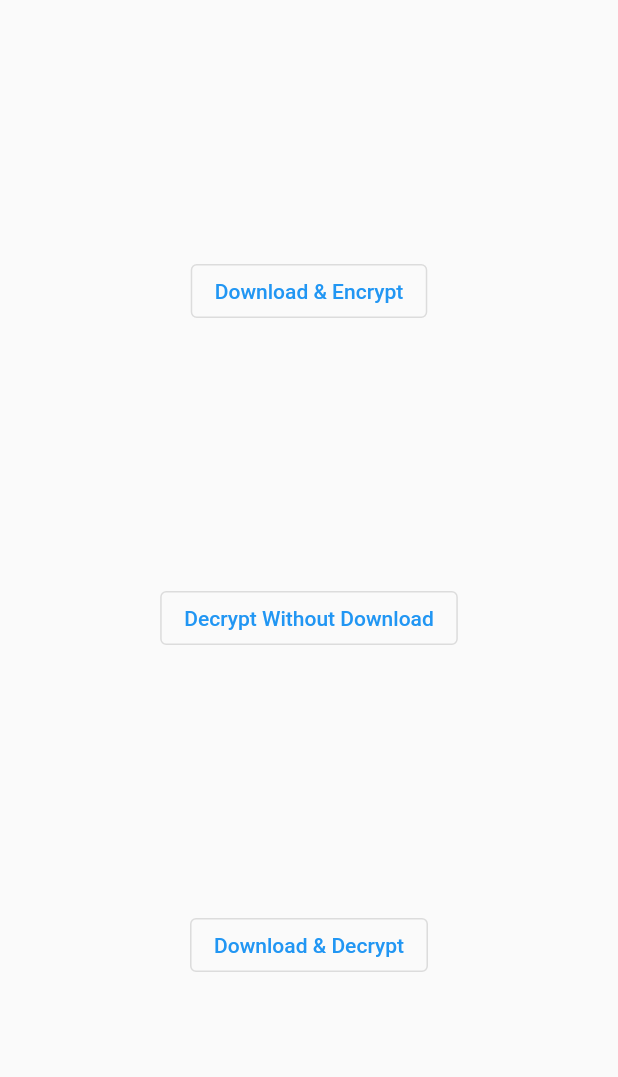
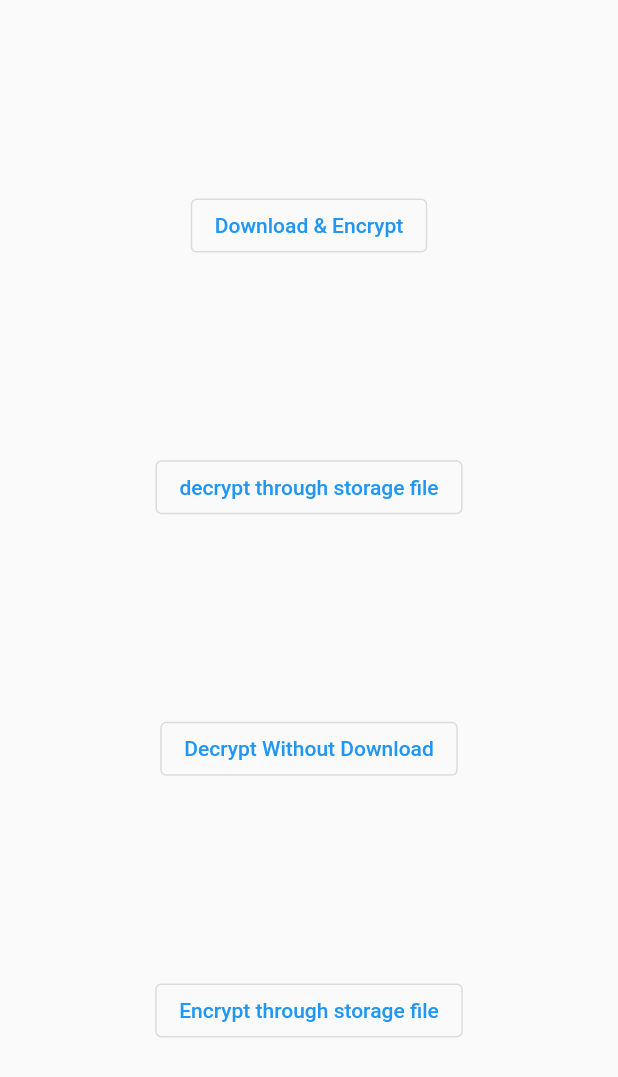
Before and after one commit to Abhay987/pdf-file_encryption_and_decryption-using-flutter, a Flutter app: the screen it shows after launch, after a tap on "Decrypt Without Download", on a phone screen of 412 x 824 dp. Shown: the top 1077 px of the screen. Run offline on Flutter 3.47's test engine with Material 2 defaults, Android fonts, the phone set to English and light mode, and no system bars; our stand-ins replace permission_handler; missing offline and left inert: encrypt.

Commit message:
Add encrypted through storage file

```diff
--- a/lib/main.dart
+++ b/lib/main.dart
@@ -148,6 +148,12 @@ class _MyHomePageState extends State<MyHomePage> {
       debugPrint("Can't Launch Url. ");
     }
   }
+  _createPdfEncrypted(Directory d,filename) async {
+    Uint8List encData = await _readData(d.path + '/$filename');
+    var encResult = _encryptData(encData);
+    String p = await _writeData(encResult, d.path + '/$filename.aes');
+    debugPrint("file encrypted successfully : $p");
+  }
 
   @override
   Widget build(BuildContext context) {
@@ -172,6 +178,17 @@ class _MyHomePageState extends State<MyHomePage> {
                 onPressed: () async {
                   if (_isGranted) {
                     Directory d = await getExternalVisibleDir;
+                    _getNormalFile(d, fileName);
+                  } else {
+                    debugPrint("No Permission granted");
+                    requestStoragePermission();
+                  }
+                },
+                child: const Text('decrypt through storage file')),
+            OutlinedButton(
+                onPressed: () async {
+                  if (_isGranted) {
+                    Directory d = await getExternalVisibleDir;
                     _getNewNormalFile(newPdfUrl, d, fileName);
                   } else {
                     debugPrint("No Permission granted");
@@ -183,13 +200,13 @@ class _MyHomePageState extends State<MyHomePage> {
                 onPressed: () async {
                   if (_isGranted) {
                     Directory d = await getExternalVisibleDir;
-                    _getNormalFile(d, fileName);
+                    _createPdfEncrypted(d, fileName);
                   } else {
                     debugPrint("No Permission granted");
                     requestStoragePermission();
                   }
                 },
-                child: const Text('Download & Decrypt')),
+                child: const Text('Encrypt through storage file')),
           ],
         ),
       ),
```
